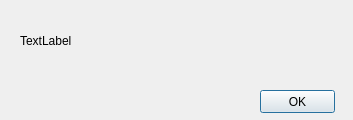
Qt form simple_warning_dialog.ui (panickspa/SimilarityPlugin) before a commit.
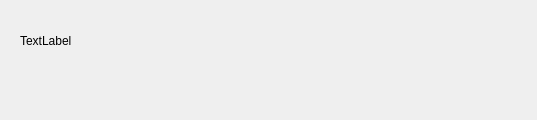
The same form after that commit.

The edit to the form file:
```diff
--- a/simple_warning_dialog.ui
+++ b/simple_warning_dialog.ui
@@ -6,7 +6,7 @@
    <rect>
     <x>0</x>
     <y>0</y>
-    <width>353</width>
+    <width>537</width>
     <height>120</height>
    </rect>
   </property>
@@ -18,7 +18,7 @@
     <rect>
      <x>20</x>
      <y>25</y>
-     <width>311</width>
+     <width>501</width>
      <height>31</height>
     </rect>
    </property>
@@ -26,19 +26,6 @@
     <string>TextLabel</string>
    </property>
   </widget>
-  <widget class="QPushButton" name="okBtn">
-   <property name="geometry">
-    <rect>
-     <x>260</x>
-     <y>90</y>
-     <width>75</width>
-     <height>23</height>
-    </rect>
-   </property>
-   <property name="text">
-    <string>OK</string>
-   </property>
-  </widget>
  </widget>
  <resources/>
  <connections/>
```
